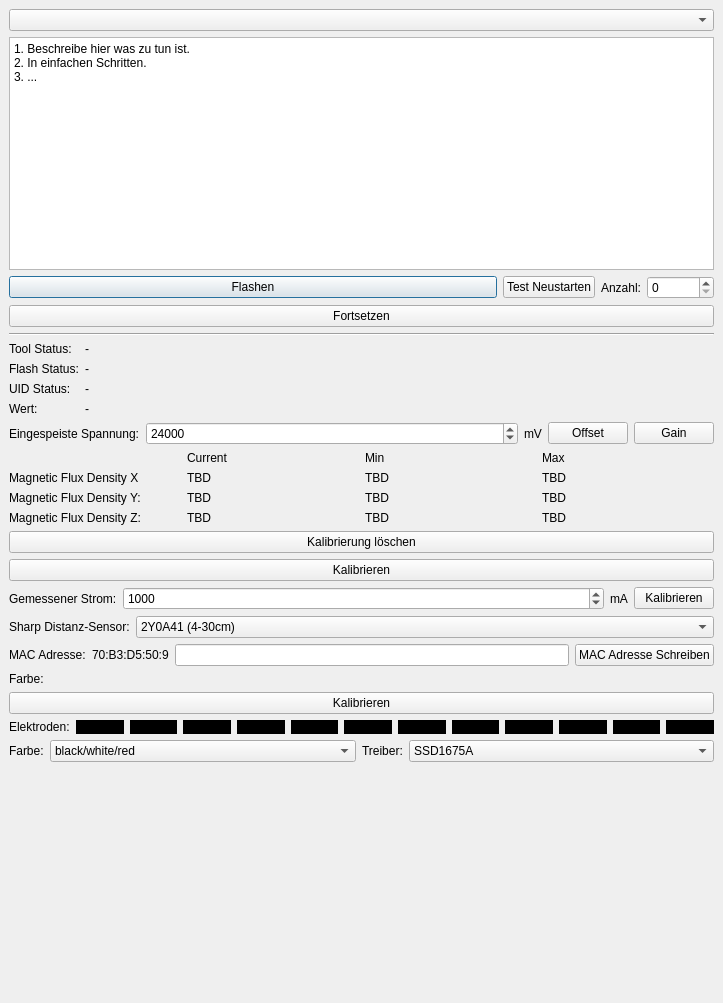
The window that src/flash-test/ui/mainwindow.ui (Tinkerforge/flash-test) describes before a commit, drawn with Qt 5.
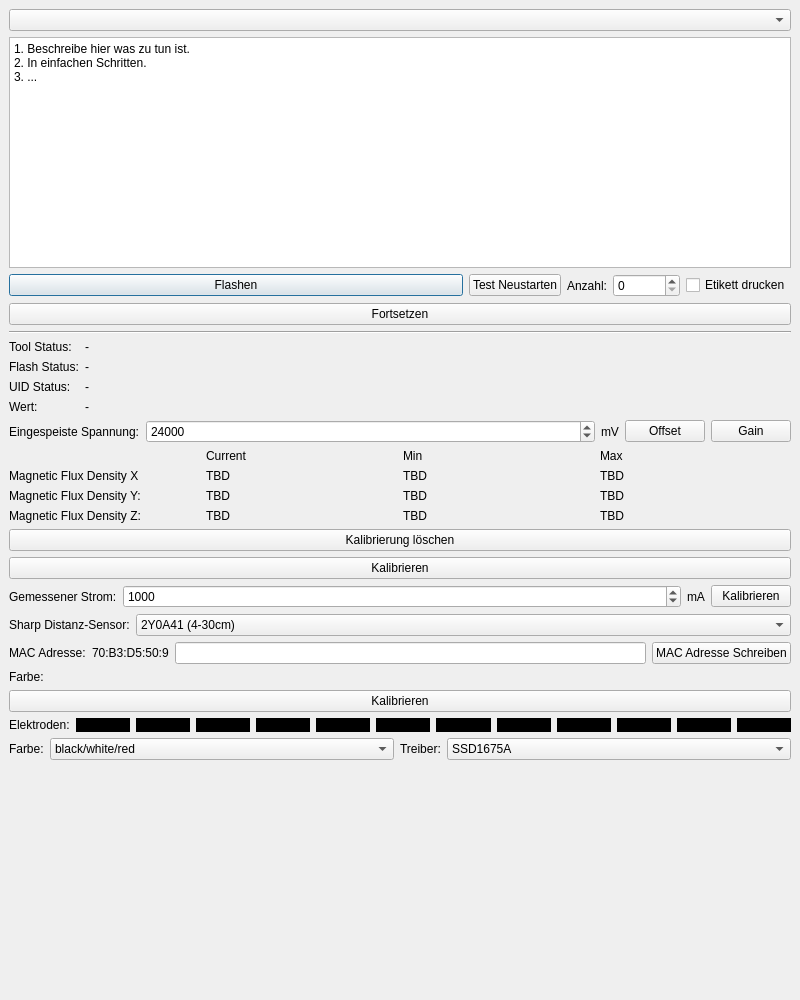
The same window after the commit.

Commit message: Automatically print labels for CoMCU Bricklets and Extension

```diff
--- a/src/flash-test/ui/mainwindow.ui
+++ b/src/flash-test/ui/mainwindow.ui
@@ -6,8 +6,8 @@
    <rect>
     <x>0</x>
     <y>0</y>
-    <width>723</width>
-    <height>1003</height>
+    <width>800</width>
+    <height>1000</height>
    </rect>
   </property>
   <property name="windowTitle">
@@ -77,6 +77,13 @@
           </property>
          </widget>
         </item>
+        <item>
+         <widget class="QCheckBox" name="check_print_label">
+          <property name="text">
+           <string>Etikett drucken</string>
+          </property>
+         </widget>
+        </item>
        </layout>
       </item>
       <item>
```
The commit also changes 16 other files.
